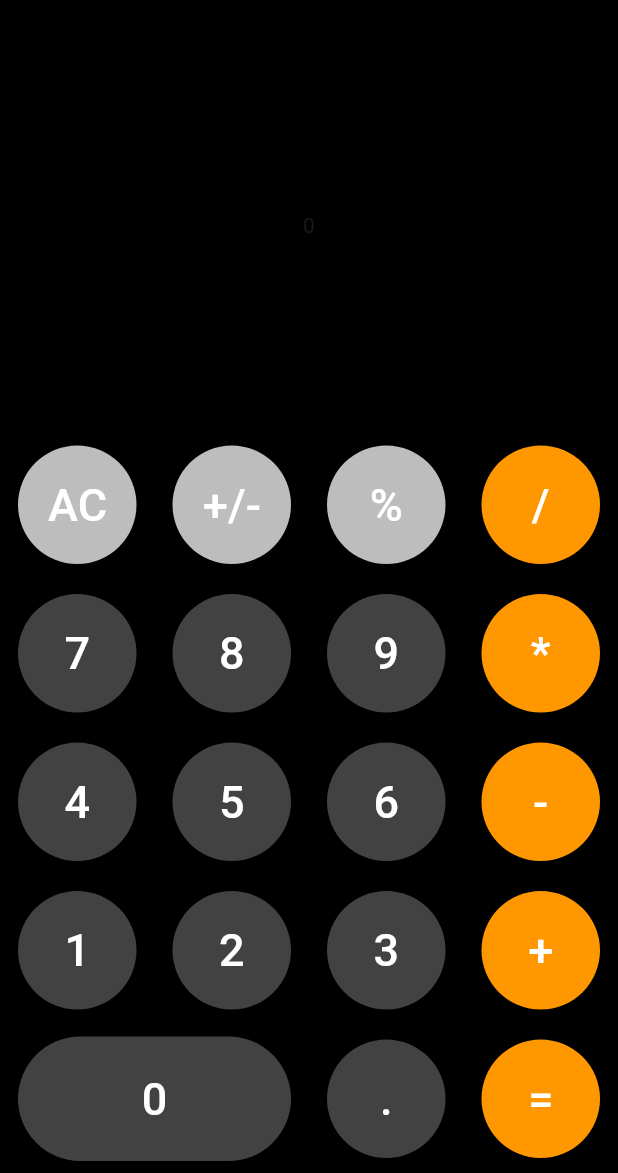
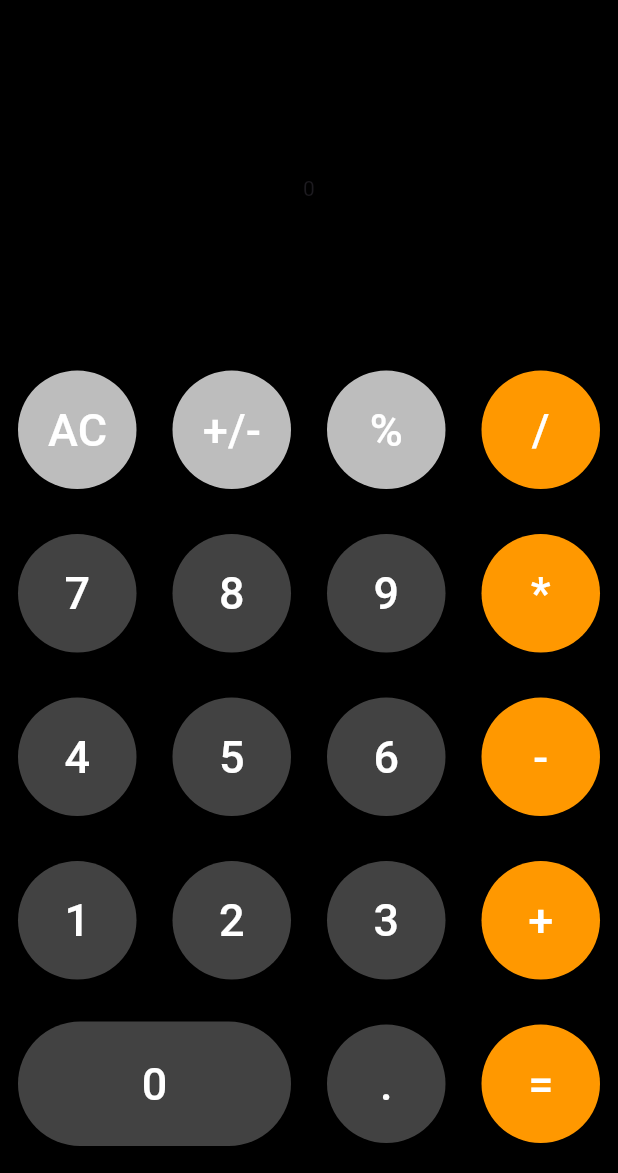
Before and after one commit to KaozhiChen/CalculatorApp, a Flutter app: the screen it shows after launch, on a phone screen of 412 x 824 dp, the part 63-1236 px from its top. Run offline on Flutter 3.47's test engine with Material 3 defaults, Android fonts, the phone set to English and light mode, and no system bars.

Commit message:
Adjust buttons margin

```diff
--- a/lib/button_widget.dart
+++ b/lib/button_widget.dart
@@ -16,6 +16,7 @@ class ButtonWidget extends StatelessWidget {
         onPressed: () {},
         child: Container(
           padding: const EdgeInsets.all(20),
+          margin: const EdgeInsets.only(bottom: 10),
           decoration: BoxDecoration(
               color: topKeys.contains(label)
                   ? Colors.grey[400]
```
